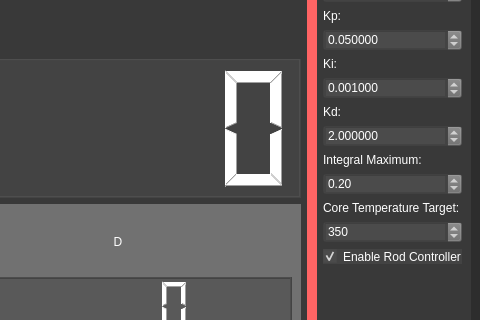
Qt form mainwindow.ui (BurtBR/NuclearesController) before a commit; both pictures show x 828 to 1308 and y 157 to 477 of the 1308 by 758 pixel window.
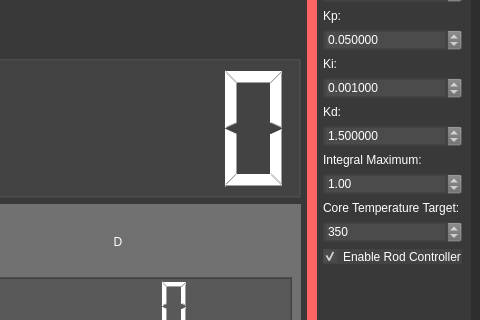
The same form after that commit. The open tabs and pages were chosen to show the change. Icons and pictures are not drawn.

Commit message: Fixed bug setting core pump to 0

```diff
--- a/mainwindow.ui
+++ b/mainwindow.ui
@@ -3219,7 +3219,7 @@
              <double>100.000000000000000</double>
             </property>
             <property name="value">
-             <double>2.000000000000000</double>
+             <double>1.500000000000000</double>
             </property>
            </widget>
           </item>
@@ -3233,7 +3233,7 @@
           <item>
            <widget class="QDoubleSpinBox" name="spinIntegralMaximumRods">
             <property name="value">
-             <double>0.200000000000000</double>
+             <double>1.000000000000000</double>
             </property>
            </widget>
           </item>
```
Left out of the diff: 5 changed lines with no effect on the pictures. The commit also changes 1 other file.
